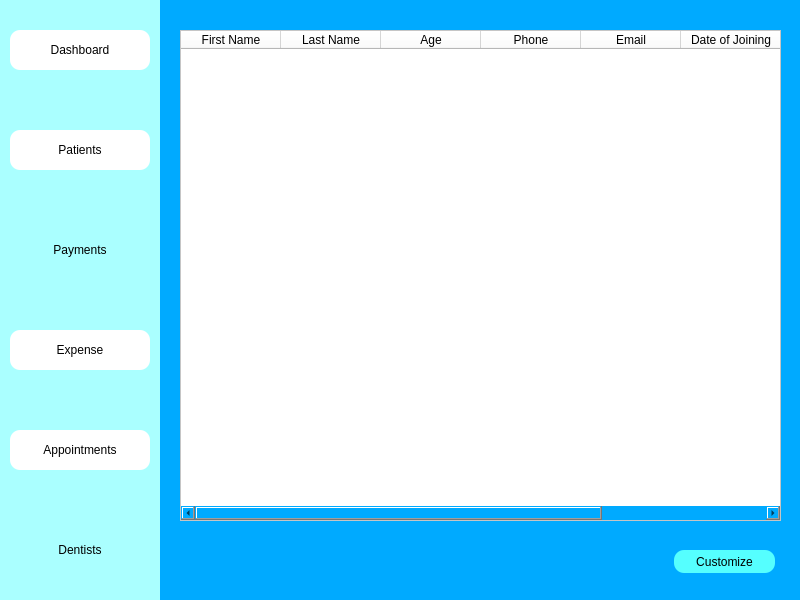
First picture: the form in dentists_window.ui, repository Fayadkhan8911/Medico-Desktop-App, before the edit.
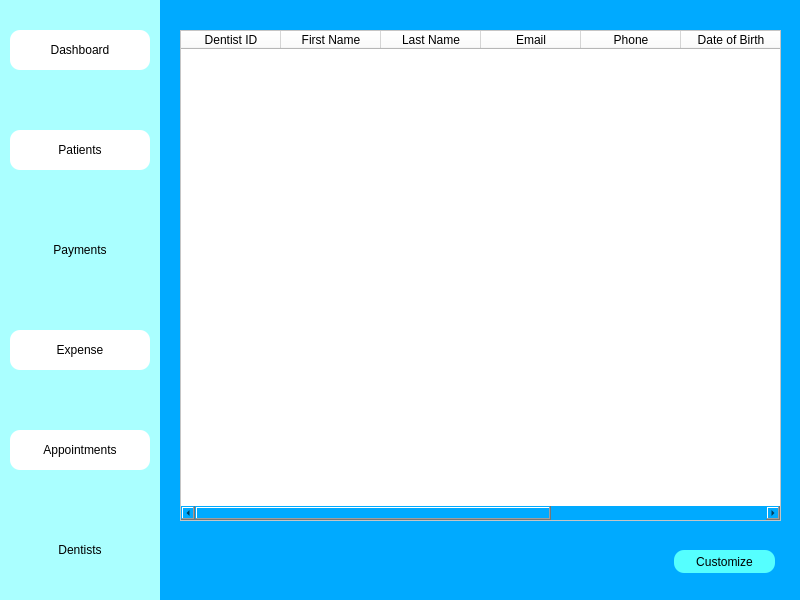
Second picture: the form after the edit. Icons and pictures are not drawn.

```diff
--- a/dentists_window.ui
+++ b/dentists_window.ui
@@ -197,6 +197,11 @@
     <string notr="true">background-color: rgb(255, 255, 255);
 font: 12pt &quot;MS Shell Dlg 2&quot;;</string>
    </property>
+   <column>
+    <property name="text">
+     <string>Dentist ID</string>
+    </property>
+   </column>
    <column>
     <property name="text">
      <string>First Name</string>
@@ -207,21 +212,21 @@
      <string>Last Name</string>
     </property>
    </column>
-   <column>
-    <property name="text">
-     <string>Age</string>
-    </property>
-   </column>
-   <column>
-    <property name="text">
-     <string>Phone</string>
-    </property>
-   </column>
    <column>
     <property name="text">
      <string>Email</string>
     </property>
    </column>
+   <column>
+    <property name="text">
+     <string>Phone</string>
+    </property>
+   </column>
+   <column>
+    <property name="text">
+     <string>Date of Birth</string>
+    </property>
+   </column>
    <column>
     <property name="text">
      <string>Date of Joining</string>
```
